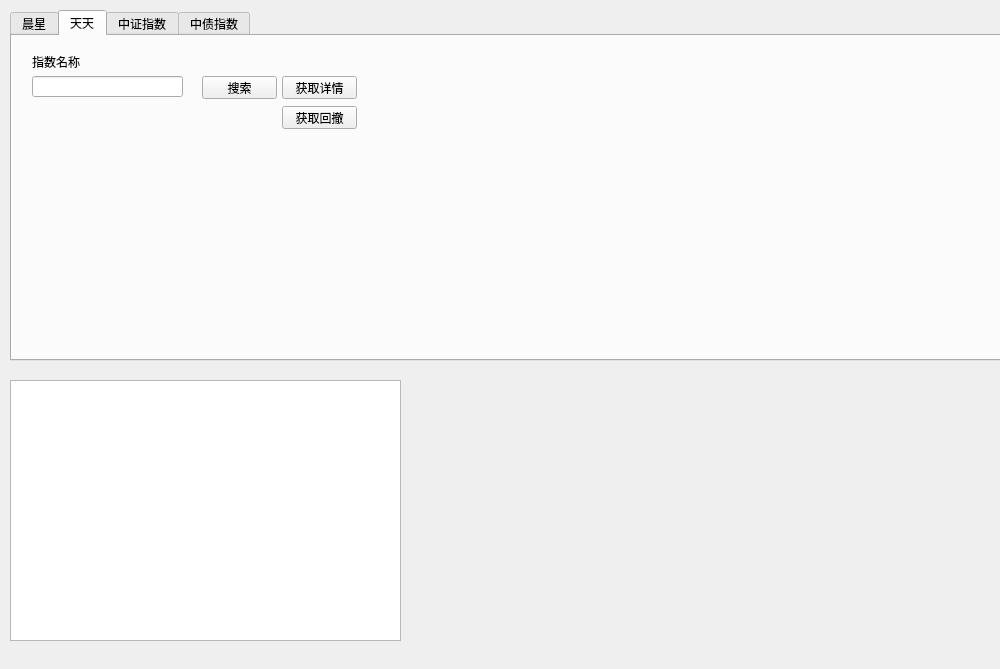
Old version of the form mainwindow/mainwindow.ui in the repository forevermemory/fund.
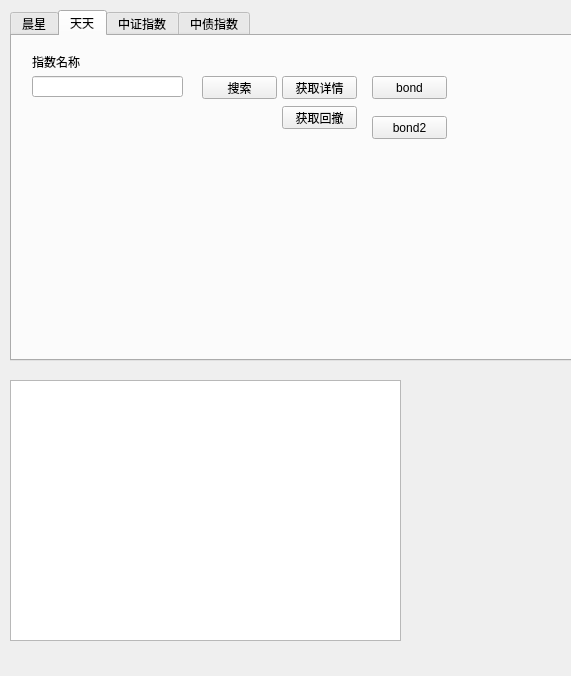
New version of the form. The open tabs and pages were chosen to show the change.

```diff
--- a/mainwindow/mainwindow.ui
+++ b/mainwindow/mainwindow.ui
@@ -6,8 +6,8 @@
    <rect>
     <x>0</x>
     <y>0</y>
-    <width>1000</width>
-    <height>669</height>
+    <width>571</width>
+    <height>676</height>
    </rect>
   </property>
   <property name="windowTitle">
@@ -107,6 +107,32 @@
        <string>获取回撤</string>
       </property>
      </widget>
+     <widget class="QPushButton" name="m_tt_btn_search_bond">
+      <property name="geometry">
+       <rect>
+        <x>360</x>
+        <y>40</y>
+        <width>75</width>
+        <height>23</height>
+       </rect>
+      </property>
+      <property name="text">
+       <string>bond</string>
+      </property>
+     </widget>
+     <widget class="QPushButton" name="m_tt_btn_search_bond2">
+      <property name="geometry">
+       <rect>
+        <x>360</x>
+        <y>80</y>
+        <width>75</width>
+        <height>23</height>
+       </rect>
+      </property>
+      <property name="text">
+       <string>bond2</string>
+      </property>
+     </widget>
     </widget>
     <widget class="QWidget" name="m_zhongzheng">
      <attribute name="title">
```
Left out of the diff: 4 changed lines with no effect on the pictures.
